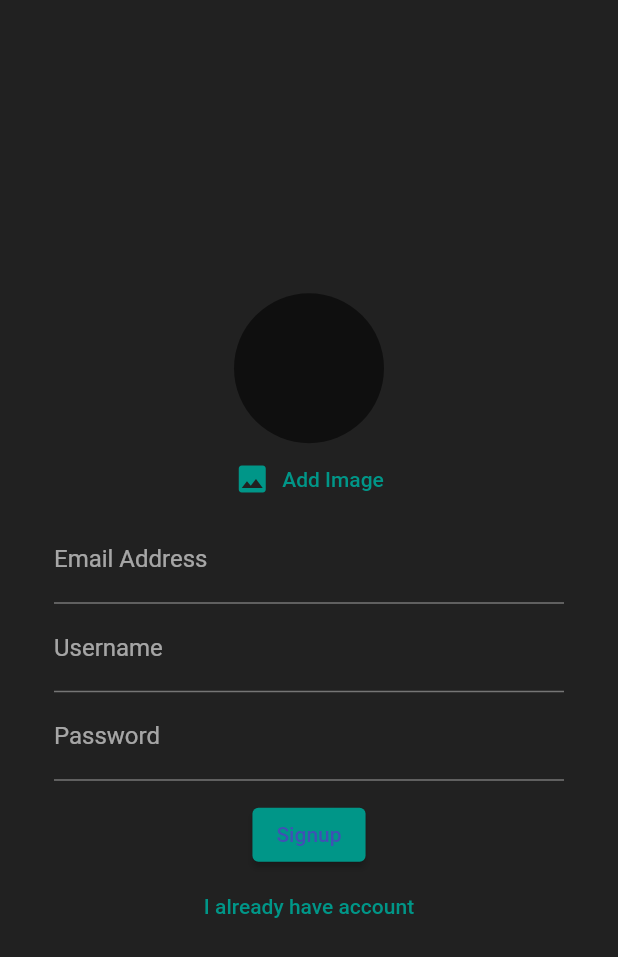
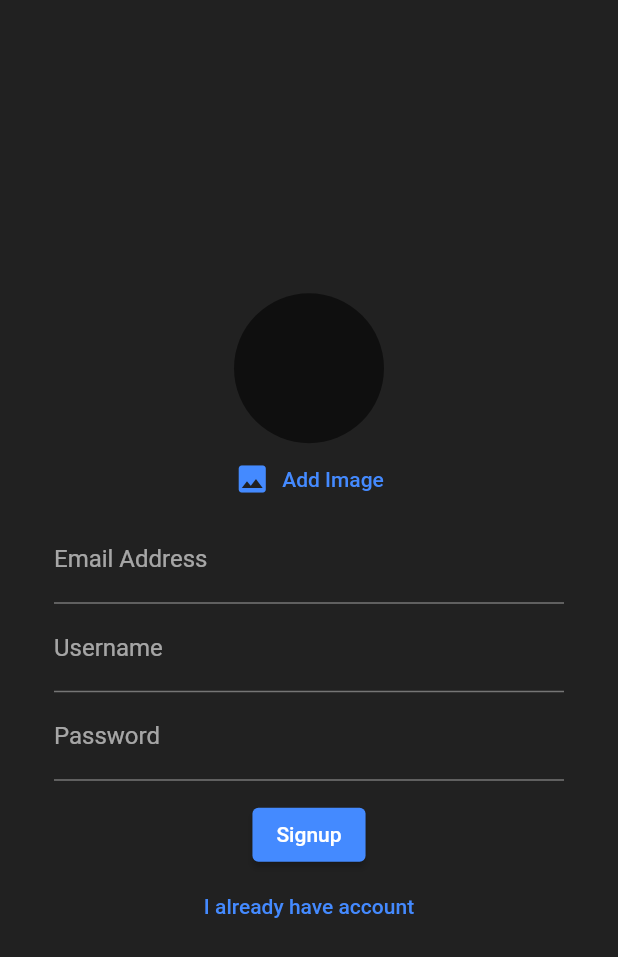
Before and after one commit to S-P-Ks/Chat-App, a Flutter app: the screen it shows after launch, on a phone screen of 412 x 824 dp. Shown: the top 957 px of the screen. Run offline on Flutter 3.47's test engine with Material 2 defaults, Android fonts, the phone set to English and light mode, and no system bars; our stand-ins replace cloud_firestore, firebase_auth, firebase_core, firebase_messaging, firebase_storage, flutter_local_notifications and 1 more; accounts and stored records are empty.

Commit message:
3 commit

```diff
--- a/lib/main.dart
+++ b/lib/main.dart
@@ -73,21 +73,22 @@ class MyApp extends StatelessWidget {
     return MaterialApp(
       title: 'Flutter Chat',
       theme: ThemeData(
-          primarySwatch: Colors.blue,
+        primarySwatch: Colors.brown,
         backgroundColor: Colors.pink,
         colorScheme: const ColorScheme(
-            brightness: Brightness.dark,
-            primary: Colors.teal,
-            onPrimary: Colors.indigo,
+          primary: Colors.blueAccent,
+          onPrimary: Colors.white,
           secondary: Colors.black,
           onSecondary: Colors.white,
           error: Colors.red,
           onError: Colors.redAccent,
           background: Colors.pink,
           onBackground: Colors.pinkAccent,
-            surface: Colors.amber,
+          surface: Colors.black,
           onSurface: Colors.white,
-          )),
+          brightness: Brightness.dark,
+        ),
+      ),
       home: StreamBuilder(
         stream: FirebaseAuth.instance.authStateChanges(),
         builder: (ctx, userSnapshot) {
```
Also changed, not shown: lib/screens/chat_screen.dart (+10 -5 lines), lib/widgets/chat/message_bubble.dart (+7 -5 lines), lib/widgets/chat/new_message.dart (+13 -8 lines). Lines whose indentation alone changed are shown as unchanged.
